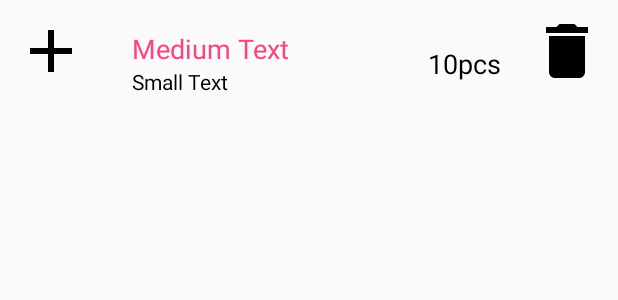
After one commit to MFirefly/ShoppoMem, an Android app: the layout new_list_row.xml on its own in the app's theme, with its tools: preview values and no code run, on a phone screen of 412 x 824 dp. The commit adds this screen. Shown: the top 300 px of the screen. Run offline under Robolectric (Android 15) with nearby library versions, the phone set to English and light mode, and no system bars.

Commit message:
Added custom rows in NewList

```diff
--- /dev/null
+++ b/app/src/main/res/layout/new_list_row.xml
@@ -0,0 +1,58 @@
+<?xml version="1.0" encoding="utf-8"?>
+<RelativeLayout xmlns:android="http://schemas.android.com/apk/res/android"
+    android:layout_width="match_parent"
+    android:layout_height="wrap_content">
+
+    <ImageView
+        android:layout_width="wrap_content"
+        android:layout_height="wrap_content"
+        android:id="@+id/newListRowImageViewAdd"
+        android:src="@mipmap/ic_add_black_48dp"
+        android:padding="10dp"
+        android:layout_alignParentTop="true"
+        android:layout_alignParentLeft="true"/>
+
+    <TextView
+        android:textColor="@color/colorAccent"
+        android:layout_width="wrap_content"
+        android:layout_height="wrap_content"
+        android:textAppearance="?android:attr/textAppearanceMedium"
+        android:text="Medium Text"
+        android:id="@+id/newListRowTextName"
+        android:layout_alignParentTop="true"
+        android:layout_toRightOf="@+id/newListRowImageViewAdd"
+        android:paddingLeft="20dp"
+        android:layout_marginTop="20dp"/>
+
+    <TextView
+        android:textColor="@color/black"
+        android:layout_width="wrap_content"
+        android:layout_height="wrap_content"
+        android:paddingLeft="20dp"
+        android:textAppearance="?android:attr/textAppearanceSmall"
+        android:text="Small Text"
+        android:id="@+id/newListRowTextInfo"
+        android:layout_below="@+id/newListRowTextName"
+        android:layout_toRightOf="@+id/newListRowImageViewAdd" />
+
+    <TextView
+        android:textColor="@color/black"
+        android:layout_width="wrap_content"
+        android:layout_height="wrap_content"
+        android:textAppearance="?android:attr/textAppearanceMedium"
+        android:text="10pcs"
+        android:id="@+id/newListRowTextQuantity"
+        android:layout_toLeftOf="@+id/newListRowImageViewDelete"
+        android:layout_marginTop="20dp"
+        android:padding="10dp"/>
+
+    <ImageView
+        android:layout_width="wrap_content"
+        android:layout_height="wrap_content"
+        android:id="@+id/newListRowImageViewDelete"
+        android:src="@mipmap/ic_delete_black_48dp"
+        android:padding="10dp"
+        android:layout_alignParentTop="true"
+        android:layout_alignParentRight="true"/>
+
+</RelativeLayout>
--- a/app/src/main/res/values/colors.xml
+++ b/app/src/main/res/values/colors.xml
@@ -1,5 +1,6 @@
 <?xml version="1.0" encoding="utf-8"?>
 <resources>
+    <color name="black">#000000</color>
     <color name="colorPrimary">#3F51B5</color>
     <color name="colorPrimaryDark">#303F9F</color>
     <color name="colorAccent">#FF4081</color>
```
Also changed, not shown: app/src/main/java/com/firefly/shoppomem/ItemAdapter.java (added, +96 -0 lines), app/src/main/java/com/firefly/shoppomem/NewListActivity.java (+9 -4 lines), app/src/main/res/mipmap-hdpi/ic_add_black_48dp.png (added), app/src/main/res/mipmap-hdpi/ic_delete_black_48dp.png (added), app/src/main/res/mipmap-mdpi/ic_add_black_48dp.png (added), app/src/main/res/mipmap-mdpi/ic_delete_black_48dp.png (added), app/src/main/res/mipmap-xhdpi/ic_add_black_48dp.png (added), app/src/main/res/mipmap-xhdpi/ic_delete_black_48dp.png (added), app/src/main/res/mipmap-xxhdpi/ic_add_black_48dp.png (added), app/src/main/res/mipmap-xxhdpi/ic_delete_black_48dp.png (added), app/src/main/res/mipmap-xxxhdpi/ic_add_black_48dp.png (added), app/src/main/res/mipmap-xxxhdpi/ic_delete_black_48dp.png (added).
